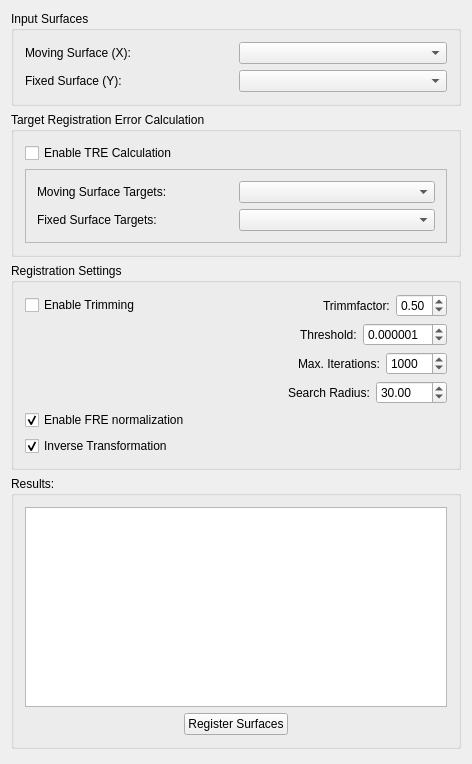
Old version of the form Plugins/org.mitk.gui.qt.surfaceregistration/src/internal/QmitkSurfaceRegistrationViewControls.ui in the repository MITK/MITK.
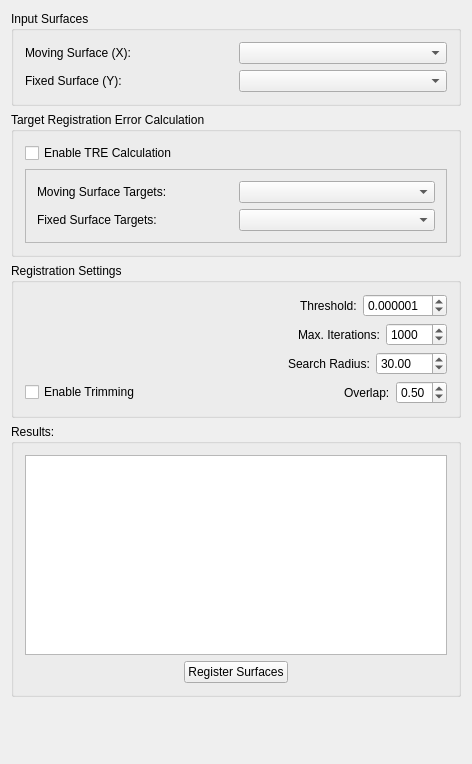
New version of the form. Custom widgets are drawn as their Qt base class.

Commit message: removed unessesary options and enables them by default

What changed in the file:
```diff
--- a/Plugins/org.mitk.gui.qt.surfaceregistration/src/internal/QmitkSurfaceRegistrationViewControls.ui
+++ b/Plugins/org.mitk.gui.qt.surfaceregistration/src/internal/QmitkSurfaceRegistrationViewControls.ui
@@ -136,53 +136,6 @@
       <string>Registration Settings</string>
      </property>
      <layout class="QVBoxLayout" name="verticalLayout_5">
-      <item>
-       <layout class="QHBoxLayout" name="horizontalLayout_4">
-        <item>
-         <widget class="QCheckBox" name="m_EnableTrimming">
-          <property name="text">
-           <string>Enable Trimming</string>
-          </property>
-         </widget>
-        </item>
-        <item>
-         <spacer name="horizontalSpacer_3">
-          <property name="orientation">
-           <enum>Qt::Horizontal</enum>
-          </property>
-          <property name="sizeHint" stdset="0">
-           <size>
-            <width>40</width>
-            <height>20</height>
-           </size>
-          </property>
-         </spacer>
-        </item>
-        <item>
-         <widget class="QLabel" name="m_TrimmFactorLabel">
-          <property name="text">
-           <string>Trimmfactor:</string>
-          </property>
-         </widget>
-        </item>
-        <item>
-         <widget class="QDoubleSpinBox" name="m_TrimmFactorSpinbox">
-          <property name="decimals">
-           <number>2</number>
-          </property>
-          <property name="maximum">
-           <double>0.990000000000000</double>
-          </property>
-          <property name="singleStep">
-           <double>0.100000000000000</double>
-          </property>
-          <property name="value">
-           <double>0.500000000000000</double>
-          </property>
-         </widget>
-        </item>
-       </layout>
-      </item>
       <item>
        <layout class="QHBoxLayout" name="horizontalLayout_9">
         <item>
@@ -295,19 +248,16 @@
        </layout>
       </item>
       <item>
-       <layout class="QHBoxLayout" name="horizontalLayout_14">
+       <layout class="QHBoxLayout" name="horizontalLayout_4">
         <item>
-         <widget class="QCheckBox" name="m_EnableFRENormalization">
+         <widget class="QCheckBox" name="m_EnableTrimming">
           <property name="text">
-           <string>Enable FRE normalization</string>
+           <string>Enable Trimming</string>
           </property>
-          <property name="checked">
-           <bool>true</bool>
-          </property>
          </widget>
         </item>
         <item>
-         <spacer name="horizontalSpacer_7">
+         <spacer name="horizontalSpacer_3">
           <property name="orientation">
            <enum>Qt::Horizontal</enum>
           </property>
@@ -319,32 +269,28 @@
           </property>
          </spacer>
         </item>
-       </layout>
-      </item>
-      <item>
-       <layout class="QHBoxLayout" name="horizontalLayout_11">
         <item>
-         <widget class="QCheckBox" name="m_EnableInverseTransform">
+         <widget class="QLabel" name="m_TrimmFactorLabel">
           <property name="text">
-           <string>Inverse Transformation</string>
+           <string>Overlap:</string>
           </property>
-          <property name="checked">
-           <bool>true</bool>
-          </property>
          </widget>
         </item>
         <item>
-         <spacer name="horizontalSpacer_10">
-          <property name="orientation">
-           <enum>Qt::Horizontal</enum>
+         <widget class="QDoubleSpinBox" name="m_TrimmFactorSpinbox">
+          <property name="decimals">
+           <number>2</number>
           </property>
-          <property name="sizeHint" stdset="0">
-           <size>
-            <width>40</width>
-            <height>20</height>
-           </size>
+          <property name="maximum">
+           <double>0.990000000000000</double>
           </property>
-         </spacer>
+          <property name="singleStep">
+           <double>0.100000000000000</double>
+          </property>
+          <property name="value">
+           <double>0.500000000000000</double>
+          </property>
+         </widget>
         </item>
        </layout>
       </item>
```
The commit also changes 2 other files.
